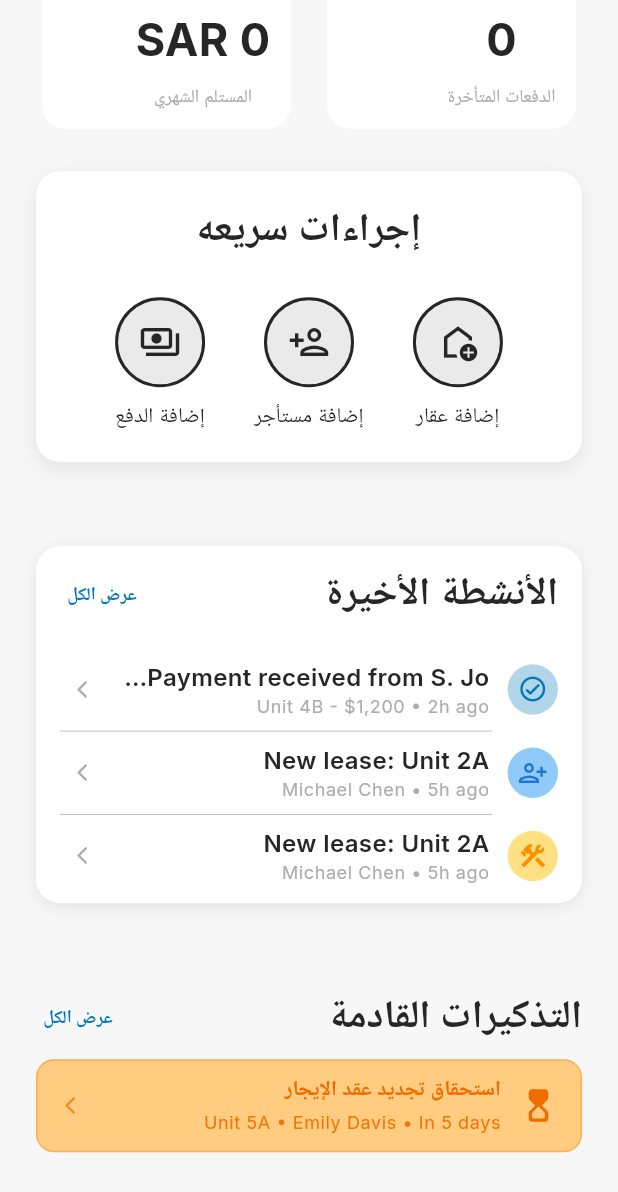
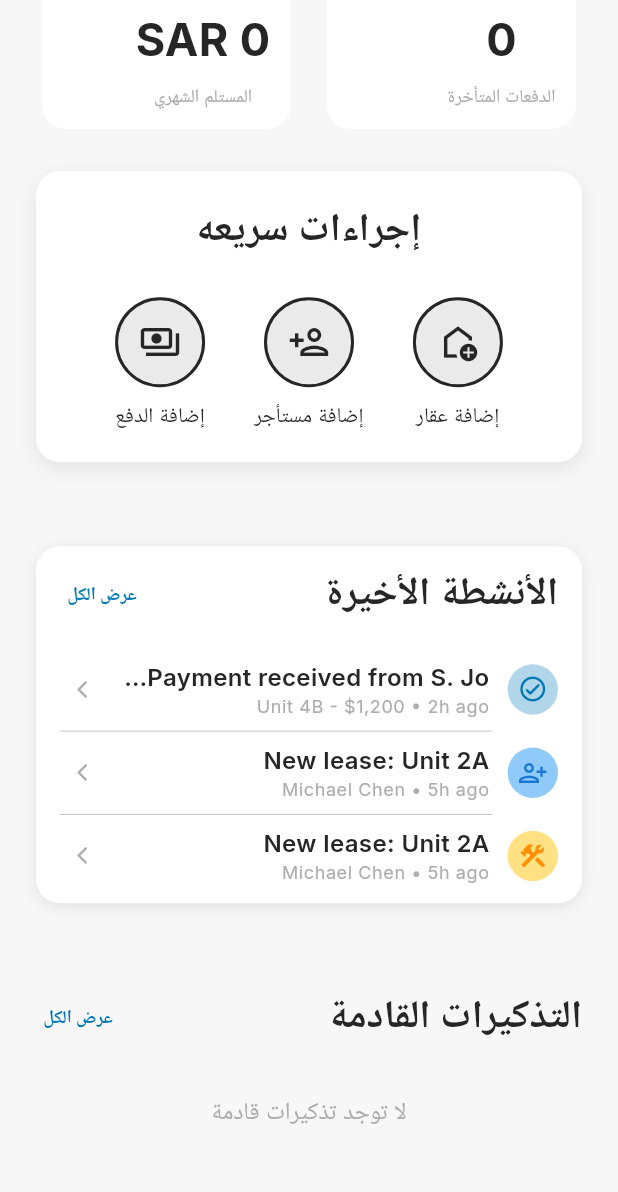
Before and after one commit to Mwadei/eaqarati-app, a Flutter app: the screen it shows after launch, scrolled down 335 dp, on a phone screen of 412 x 824 dp. Shown: the top 1192 px of the screen. Run offline on Flutter 3.47's test engine with Material 3 defaults, Android fonts, the phone set to English and light mode, and no system bars; our stand-ins replace bloc, dartz, easy_localization, equatable, flutter_bloc, flutter_hooks and 8 more; accounts and stored records are empty.

Commit message:
built home screen

```diff
--- a/lib/features/presentation/pages/home/home_screen.dart
+++ b/lib/features/presentation/pages/home/home_screen.dart
@@ -570,14 +570,14 @@ class HomeScreen extends HookWidget {
 
               // TODO: Integrate LeaseBloc for lease renewals and combine with upcomingRentPayments
               // For now, using placeholder for renewals
-              final placeholderRenewals = [
-                if (upcomingRentPayments.length < 2)
-                  ReminderItemData(
-                    type: ReminderType.rent,
-                    title: "dashboard.sample_lease_renewal_due".tr(),
-                    details: "Unit 5A • Emily Davis • In 5 days",
-                  ),
-              ];
+              // final placeholderRenewals = [
+              //   if (upcomingRentPayments.length < 2)
+              //     ReminderItemData(
+              //       type: ReminderType.rent,
+              //       title: "dashboard.sample_lease_renewal_due".tr(),
+              //       details: "Unit 5A • Emily Davis • In 5 days",
+              //     ),
+              // ];
 
               List<ReminderItemData> displayReminders = [];
 
@@ -630,7 +630,7 @@ class HomeScreen extends HookWidget {
                 });
               }
               // Combine with lease renewal reminders when LeaseBloc is integrated
-              displayReminders.addAll(placeholderRenewals);
+              // displayReminders.addAll(placeholderRenewals);
 
               if (displayReminders.isEmpty) {
                 content = Center(
```
